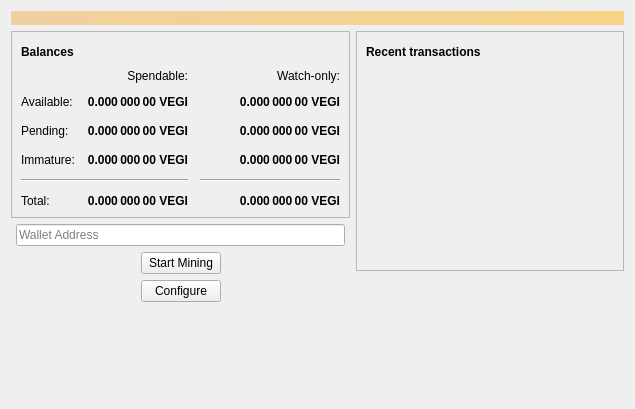
Above: src/qt/forms/overviewpage.ui from Oskii/Veggie before the change. Below: the same form after it.
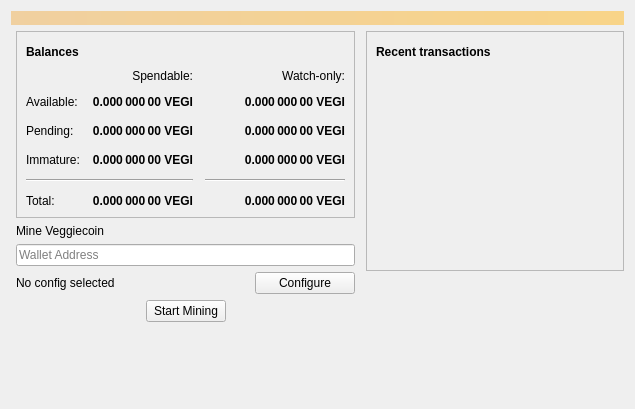
That is the form after the change. Icons and pictures are not drawn.

What changed in the file:
```diff
--- a/src/qt/forms/overviewpage.ui
+++ b/src/qt/forms/overviewpage.ui
@@ -37,6 +37,12 @@
     <layout class="QHBoxLayout" name="horizontalLayout" stretch="1,1">
      <item>
       <layout class="QVBoxLayout" name="verticalLayout_2">
+       <property name="leftMargin">
+        <number>5</number>
+       </property>
+       <property name="rightMargin">
+        <number>5</number>
+       </property>
        <item>
         <widget class="QFrame" name="frame">
          <property name="frameShape">
@@ -406,21 +412,67 @@
          </layout>
         </widget>
        </item>
+       <item>
+        <widget class="QLabel" name="label">
+         <property name="text">
+          <string>Mine Veggiecoin</string>
+         </property>
+        </widget>
+       </item>
+       <item>
+        <widget class="QLineEdit" name="lineEditWalletAddress">
+         <property name="placeholderText">
+          <string>Wallet Address</string>
+         </property>
+        </widget>
+       </item>
        <item>
         <layout class="QHBoxLayout" name="horizontalLayout_5">
          <property name="spacing">
           <number>0</number>
          </property>
          <property name="leftMargin">
-          <number>5</number>
+          <number>0</number>
          </property>
          <property name="rightMargin">
-          <number>5</number>
+          <number>0</number>
          </property>
          <item>
-          <widget class="QLineEdit" name="lineEditWalletAddress">
-           <property name="placeholderText">
-            <string>Wallet Address</string>
+          <layout class="QHBoxLayout" name="horizontalLayout_6">
+           <property name="rightMargin">
+            <number>5</number>
+           </property>
+           <item>
+            <widget class="QLabel" name="lineEditConfig">
+             <property name="styleSheet">
+              <string notr="true"/>
+             </property>
+             <property name="text">
+              <string>No config selected</string>
+             </property>
+             <property name="wordWrap">
+              <bool>true</bool>
+             </property>
+            </widget>
+           </item>
+          </layout>
+         </item>
+         <item>
+          <widget class="QPushButton" name="pushButtonConfig">
+           <property name="minimumSize">
+            <size>
+             <width>100</width>
+             <height>0</height>
+            </size>
+           </property>
+           <property name="maximumSize">
+            <size>
+             <width>100</width>
+             <height>16777215</height>
+            </size>
+           </property>
+           <property name="text">
+            <string>Configure</string>
            </property>
           </widget>
          </item>
@@ -450,13 +502,6 @@
              </property>
             </widget>
            </item>
-           <item>
-            <widget class="QPushButton" name="pushButtonConfig">
-             <property name="text">
-              <string>Configure</string>
-             </property>
-            </widget>
-           </item>
           </layout>
          </item>
          <item>
```
Left out of the diff: 3 changed lines with no effect on the pictures.
